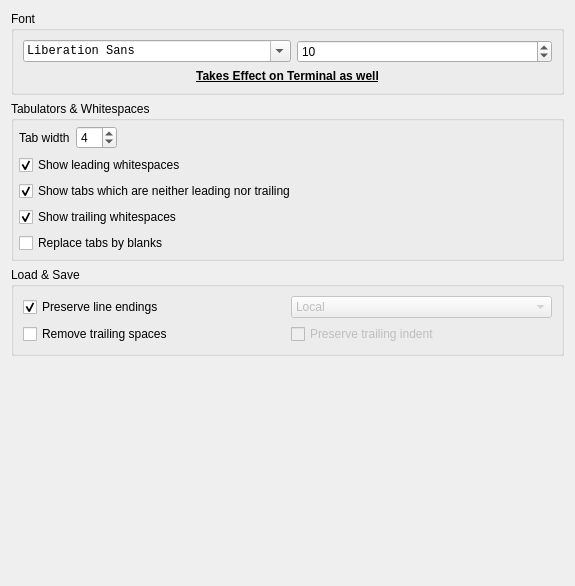
Old version of the form src/settings/qeditconfig.ui in the repository Wing-summer/WingHexExplorer2.
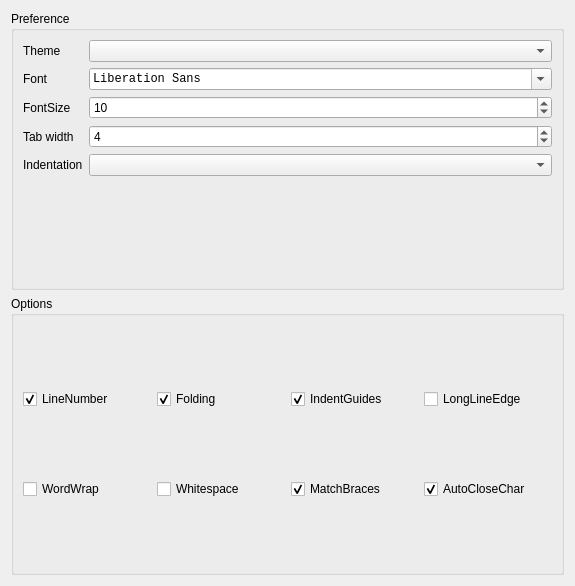
New version of the form.

The edit to the form file:
```diff
--- a/src/settings/qeditconfig.ui
+++ b/src/settings/qeditconfig.ui
@@ -10,34 +10,31 @@
     <height>586</height>
    </rect>
   </property>
-  <layout class="QVBoxLayout">
+  <layout class="QVBoxLayout" name="layoutEdit">
    <item>
-    <widget class="QGroupBox" name="gbFont">
-     <property name="sizePolicy">
-      <sizepolicy hsizetype="Preferred" vsizetype="Preferred">
-       <horstretch>0</horstretch>
-       <verstretch>0</verstretch>
-      </sizepolicy>
-     </property>
+    <widget class="QGroupBox" name="groupBox">
      <property name="title">
-      <string>Font</string>
+      <string>Preference</string>
      </property>
-     <layout class="QGridLayout" name="layoutFont">
-      <item row="1" column="0">
-       <widget class="QFontComboBox" name="cbFont">
-        <property name="font">
-         <font>
-          <family>Monospace</family>
-         </font>
+     <layout class="QFormLayout" name="formLayout">
+      <item row="0" column="0">
+       <widget class="QLabel" name="label">
+        <property name="text">
+         <string>Theme</string>
         </property>
-        <property name="currentFont">
-         <font>
-          <family>Tahoma</family>
-         </font>
+       </widget>
+      </item>
+      <item row="0" column="1">
+       <widget class="QComboBox" name="cbTheme"/>
+      </item>
+      <item row="2" column="0">
+       <widget class="QLabel" name="label_2">
+        <property name="text">
+         <string>FontSize</string>
         </property>
        </widget>
       </item>
-      <item row="1" column="1" colspan="2">
+      <item row="2" column="1">
        <widget class="QSpinBox" name="spnFontSize">
         <property name="buttonSymbols">
          <enum>QAbstractSpinBox::ButtonSymbols::UpDownArrows</enum>
@@ -53,44 +50,29 @@
         </property>
        </widget>
       </item>
-      <item row="2" column="0" colspan="3">
-       <widget class="QLabel" name="label">
+      <item row="1" column="1">
+       <widget class="QFontComboBox" name="cbFont">
         <property name="font">
          <font>
-          <bold>true</bold>
-          <underline>true</underline>
+          <family>Monospace</family>
          </font>
         </property>
+        <property name="currentFont">
+         <font>
+          <family>Tahoma</family>
+         </font>
+        </property>
+       </widget>
+      </item>
+      <item row="1" column="0">
+       <widget class="QLabel" name="label_3">
         <property name="text">
-         <string>Takes Effect on Terminal as well</string>
+         <string>Font</string>
         </property>
-        <property name="alignment">
-         <set>Qt::AlignmentFlag::AlignCenter</set>
-        </property>
        </widget>
       </item>
-     </layout>
-    </widget>
-   </item>
-   <item>
-    <widget class="QGroupBox" name="gbTabs">
-     <property name="sizePolicy">
-      <sizepolicy hsizetype="Preferred" vsizetype="Preferred">
-       <horstretch>0</horstretch>
-       <verstretch>0</verstretch>
-      </sizepolicy>
-     </property>
-     <property name="title">
-      <string>Tabulators &amp;&amp; Whitespaces</string>
-     </property>
-     <layout class="QVBoxLayout">
-      <property name="margin" stdset="0">
-       <number>5</number>
-      </property>
-      <item>
-       <layout class="QHBoxLayout">
-        <item>
-         <widget class="QLabel" name="lblTabWitdh">
+      <item row="3" column="0">
+       <widget class="QLabel" name="label_5">
           <property name="sizePolicy">
            <sizepolicy hsizetype="Minimum" vsizetype="Preferred">
             <horstretch>0</horstretch>
@@ -105,78 +87,97 @@
           </property>
          </widget>
         </item>
-        <item>
+      <item row="3" column="1">
          <widget class="QSpinBox" name="spnTabWidth">
+        <property name="minimumSize">
+         <size>
+          <width>100</width>
+          <height>0</height>
+         </size>
+        </property>
           <property name="value">
            <number>4</number>
           </property>
          </widget>
         </item>
-        <item>
-         <spacer>
-          <property name="orientation">
-           <enum>Qt::Orientation::Horizontal</enum>
-          </property>
-          <property name="sizeHint" stdset="0">
-           <size>
-            <width>40</width>
-            <height>20</height>
-           </size>
-          </property>
-         </spacer>
-        </item>
-       </layout>
-      </item>
-      <item>
-       <widget class="QCheckBox" name="chkShowLeadingWhitespace">
+      <item row="4" column="0">
+       <widget class="QLabel" name="label_4">
+        <property name="sizePolicy">
+         <sizepolicy hsizetype="Minimum" vsizetype="Preferred">
+          <horstretch>0</horstretch>
+          <verstretch>0</verstretch>
+         </sizepolicy>
+        </property>
         <property name="text">
-         <string>Show leading whitespaces</string>
+         <string>Indentation</string>
         </property>
-        <property name="checked">
-         <bool>true</bool>
+        <property name="buddy">
+         <cstring>spnTabWidth</cstring>
         </property>
        </widget>
       </item>
-      <item>
-       <widget class="QCheckBox" name="chkShowTabsInText">
-        <property name="text">
-         <string>Show tabs which are neither leading nor trailing</string>
-        </property>
-        <property name="checked">
-         <bool>true</bool>
-        </property>
-       </widget>
+      <item row="4" column="1">
+       <widget class="QComboBox" name="cbIndentation"/>
       </item>
-      <item>
-       <widget class="QCheckBox" name="chkShowTrailingWhitespace">
-        <property name="text">
-         <string>Show trailing whitespaces</string>
-        </property>
-        <property name="checked">
-         <bool>true</bool>
-        </property>
-       </widget>
-      </item>
-      <item>
-       <widget class="QCheckBox" name="chkReplaceTabs">
-        <property name="text">
-         <string>Replace tabs by blanks</string>
-        </property>
-       </widget>
-      </item>
      </layout>
     </widget>
    </item>
    <item>
-    <widget class="QGroupBox" name="gbEncodings">
+    <widget class="QGroupBox" name="gbTabs">
+     <property name="sizePolicy">
+      <sizepolicy hsizetype="Preferred" vsizetype="Preferred">
+       <horstretch>0</horstretch>
+       <verstretch>0</verstretch>
+      </sizepolicy>
+     </property>
      <property name="title">
-      <string>Load &amp;&amp; Save</string>
+      <string>Options</string>
      </property>
-     <layout class="QGridLayout" name="gridLayout_1">
+     <layout class="QGridLayout" name="gridLayout">
       <item row="0" column="0">
        <widget class="QCheckBox" name="chkDetectLE">
         <property name="text">
-         <string>Preserve line endings</string>
+         <string>LineNumber</string>
+        </property>
+        <property name="checked">
+         <bool>true</bool>
+        </property>
+       </widget>
+      </item>
+      <item row="2" column="0">
+       <widget class="QCheckBox" name="chkWordWrap">
+        <property name="text">
+         <string>WordWrap</string>
+        </property>
+        <property name="checked">
+         <bool>false</bool>
+        </property>
+       </widget>
+      </item>
+      <item row="2" column="1">
+       <widget class="QCheckBox" name="chkShowWhitespace">
+        <property name="text">
+         <string>Whitespace</string>
+        </property>
+        <property name="checked">
+         <bool>false</bool>
+        </property>
+       </widget>
+      </item>
+      <item row="2" column="3">
+       <widget class="QCheckBox" name="chkAutoCloseChar">
+        <property name="text">
+         <string>AutoCloseChar</string>
+        </property>
+        <property name="checked">
+         <bool>true</bool>
+        </property>
+       </widget>
+      </item>
+      <item row="2" column="2">
+       <widget class="QCheckBox" name="chkMatchBraces">
+        <property name="text">
+         <string>MatchBraces</string>
         </property>
         <property name="checked">
          <bool>true</bool>
@@ -184,68 +185,38 @@
        </widget>
       </item>
       <item row="0" column="1">
-       <widget class="QComboBox" name="cbLineEndings">
-        <property name="enabled">
-         <bool>false</bool>
-        </property>
-        <item>
+       <widget class="QCheckBox" name="chkShowFolding">
          <property name="text">
-          <string>Local</string>
-         </property>
-        </item>
-        <item>
-         <property name="text">
-          <string>Unix/Linux</string>
-         </property>
-        </item>
-        <item>
+         <string>Folding</string>
+        </property>
+        <property name="checked">
+         <bool>true</bool>
+        </property>
+       </widget>
+      </item>
+      <item row="0" column="3">
+       <widget class="QCheckBox" name="chkLongLineEdge">
          <property name="text">
-          <string>DOS/Windows</string>
-         </property>
-        </item>
-        <item>
-         <property name="text">
-          <string>Old Mac</string>
-         </property>
-        </item>
+         <string>LongLineEdge</string>
+        </property>
+        <property name="checked">
+         <bool>false</bool>
+        </property>
        </widget>
       </item>
-      <item row="1" column="0">
-       <widget class="QCheckBox" name="chkAutoRemoveTrailingWhitespace">
+      <item row="0" column="2">
+       <widget class="QCheckBox" name="chkShowIndentGuides">
         <property name="text">
-         <string>Remove trailing spaces</string>
+         <string>IndentGuides</string>
         </property>
-       </widget>
-      </item>
-      <item row="1" column="1">
-       <widget class="QCheckBox" name="chkPreserveTrailingIndent">
-        <property name="enabled">
-         <bool>false</bool>
-        </property>
-        <property name="text">
-         <string>Preserve trailing indent</string>
+        <property name="checked">
+         <bool>true</bool>
         </property>
        </widget>
       </item>
      </layout>
     </widget>
    </item>
-   <item>
-    <spacer>
-     <property name="orientation">
-      <enum>Qt::Orientation::Vertical</enum>
-     </property>
-     <property name="sizeType">
-      <enum>QSizePolicy::Policy::MinimumExpanding</enum>
-     </property>
-     <property name="sizeHint" stdset="0">
-      <size>
-       <width>492</width>
-       <height>10</height>
-      </size>
-     </property>
-    </spacer>
-   </item>
   </layout>
  </widget>
  <resources/>
```
Left out of the diff: 37 changed lines with no effect on the pictures. Lines whose indentation alone changed are shown as unchanged.
